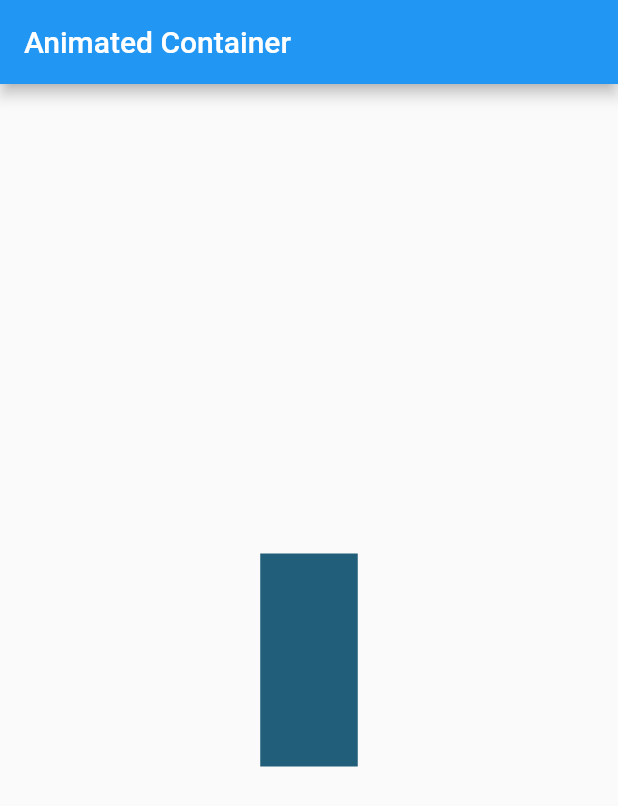
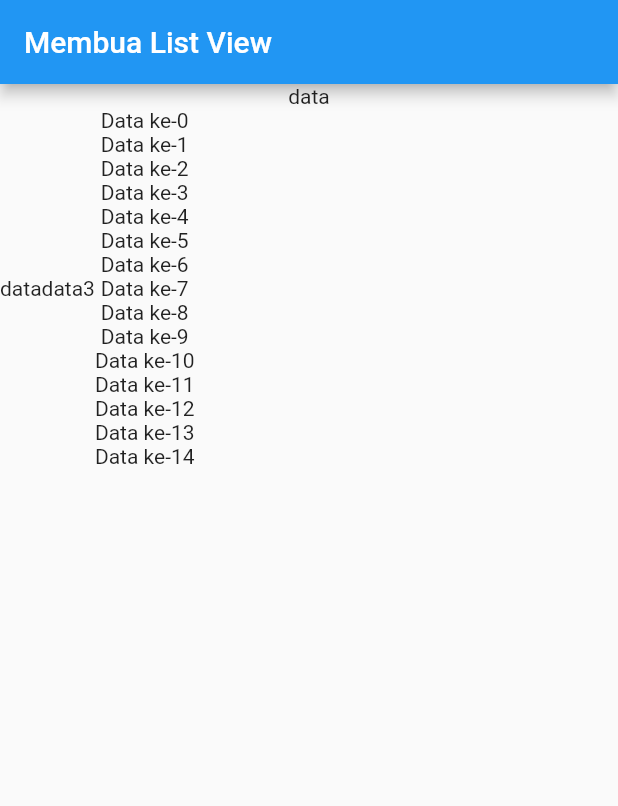
Before and after one commit to yudianwebdev/flaterlat01, a Flutter app: the screen it shows after launch, on a phone screen of 412 x 824 dp. Shown: the top 806 px of the screen. Run offline on Flutter 3.47's test engine with Material 2 defaults, Android fonts, the light colour scheme and no system bars.

Commit message:
membuat list view

```diff
--- a/lib/main.dart
+++ b/lib/main.dart
@@ -1,4 +1,4 @@
-import 'dart:math';
+// ignore_for_file: prefer_const_constructors
 
 import 'package:flutter/material.dart';
 // import 'tes.dart';
@@ -15,29 +15,78 @@ class MyApp extends StatefulWidget {
 }
 
 class _MyAppState extends State<MyApp> {
-  Random random = Random();
+  List<Widget> widgets = [];
+  // ignore: non_constant_identifier_names
+  _MyAppState() {
+    LiatNomor();
+    for (int i = 0; i < 15; i++) {
+      widgets.add(Text("Data ke-" + i.toString()));
+    }
+  }
+
   @override
   Widget build(BuildContext context) {
     return MaterialApp(
       home: Scaffold(
-        appBar: AppBar(
-          title: const Text("Animated Container"),
-        ),
-        body: Center(
-          child: GestureDetector(
-            onTap: () {
-              setState(() {});
-            },
-            child: AnimatedContainer(
-              duration: const Duration(seconds: 1),
-              width: 50.0 + random.nextInt(101),
-              height: 50.0 + random.nextInt(101),
-              color: Color.fromARGB(225, random.nextInt(226),
-                  random.nextInt(226), random.nextInt(226)),
+          appBar: AppBar(
+            title: const Text("Membua List View"),
+          ),
+          body: Container(
+            child: Column(
+              children: [
+                Text("data"),
+                Container(
+                  child: Row(
+                    children: [
+                      Text("data"),
+                      Text("data3"),
+                      Container(
+                        child: Column(children: widgets),
+                      )
+                    ],
+                  ),
+                )
+                // ListView(
+                //   children: widgets,
+                // ),
+              ],
             ),
-          ),
-        ),
-      ),
+          )),
     );
   }
 }
+
+class LiatNomor extends StatefulWidget {
+  const LiatNomor({Key? key}) : super(key: key);
+
+  @override
+  State<LiatNomor> createState() => _LiatNomorState();
+}
+
+class _LiatNomorState extends State<LiatNomor> {
+  List<Widget> namawidget = [];
+
+  _LiatNomorState() {
+    for (int i = 0; i > 20; i++) {
+      namawidget.add(Text("data nama ke-" + i.toString()));
+    }
+  }
+  @override
+  Widget build(BuildContext context) {
+    return Text("Nama");
+  }
+}
+
+class CumaText extends StatefulWidget {
+  const CumaText({Key? key}) : super(key: key);
+
+  @override
+  State<CumaText> createState() => _CumaTextState();
+}
+
+class _CumaTextState extends State<CumaText> {
+  @override
+  Widget build(BuildContext context) {
+    return Text("ini cuma Text");
+  }
+}
```
